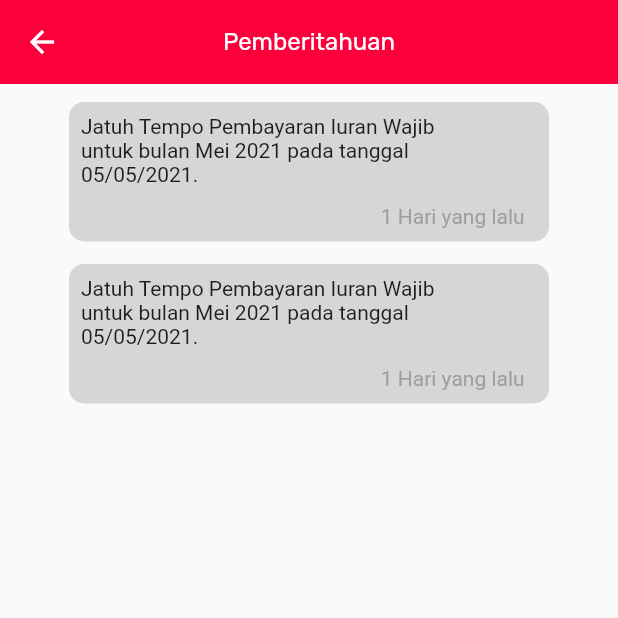
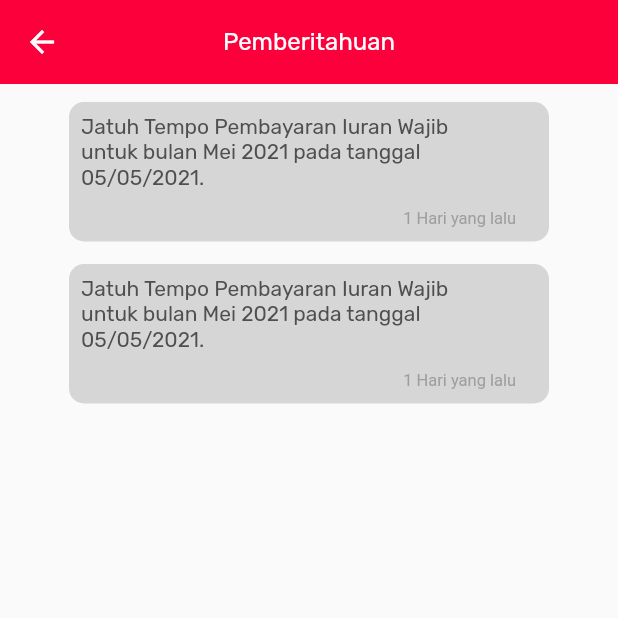
Before and after one commit to f0ursecond/clean_architecture, a Flutter app: the homePage screen opened directly, after a tap on the "notifications" icon, on a phone screen of 412 x 824 dp, the top half of it. Run offline on Flutter 3.47's test engine with Material 2 defaults, Android fonts, the phone set to English and light mode, and no system bars; our stand-ins replace google_fonts.

Commit message:
add notifpage & historytrx 2

```diff
--- a/lib/page/historytrx/historytrx.dart
+++ b/lib/page/historytrx/historytrx.dart
@@ -1,7 +1,5 @@
 import 'package:clean_architecture/widget_global/app_bar.dart';
 import 'package:flutter/material.dart';
-import 'package:flutter/src/widgets/container.dart';
-import 'package:flutter/src/widgets/framework.dart';
 
 class HistoryTrx extends StatefulWidget {
   const HistoryTrx({super.key});
--- a/lib/page/homepage/homepage.dart
+++ b/lib/page/homepage/homepage.dart
@@ -1,4 +1,5 @@
 import 'package:clean_architecture/constant.dart';
+import 'package:clean_architecture/page/historytrx/historytrx.dart';
 import 'package:clean_architecture/page/notifpage/notifpage.dart';
 import 'package:flutter/material.dart';
 import 'package:google_fonts/google_fonts.dart';
@@ -17,7 +18,17 @@ class _homePageState extends State<homePage> {
       appBar: AppBar(
         elevation: 0,
         backgroundColor: kPrimaryColor,
-        leading: const Icon(Icons.menu),
+        leading: IconButton(
+          onPressed: () {
+            Navigator.push(
+              context,
+              MaterialPageRoute(
+                builder: (context) => const HistoryTrx(),
+              ),
+            );
+          },
+          icon: const Icon(Icons.menu),
+        ),
         actions: [
           Padding(
             padding: const EdgeInsets.symmetric(horizontal: 10),
--- a/lib/page/notifpage/notifpage.dart
+++ b/lib/page/notifpage/notifpage.dart
@@ -1,4 +1,4 @@
-import 'package:clean_architecture/page/notifpage/alert.dart';
+import 'package:clean_architecture/page/notifpage/widget/alert.dart';
 import 'package:clean_architecture/widget_global/app_bar.dart';
 import 'package:flutter/material.dart';
 
@@ -21,7 +21,7 @@ class _notifPageState extends State<notifPage> {
         mainAxisAlignment: MainAxisAlignment.center,
         children: [
           Padding(
-            padding: EdgeInsets.all(12.0),
+            padding: const EdgeInsets.all(12.0),
             child: Column(
               children: const [
                 AlertContainer(),
--- a/lib/page/notifpage/alert.dart
+++ b/lib/page/notifpage/widget/alert.dart
@@ -1,6 +1,7 @@
 import 'dart:ui';
 
 import 'package:flutter/material.dart';
+import 'package:google_fonts/google_fonts.dart';
 
 class AlertContainer extends StatelessWidget {
   const AlertContainer({
@@ -35,14 +36,20 @@ class njirContainer extends StatelessWidget {
                   children: [
                     Column(
                       children: [
-                        const Text(
-                            'Jatuh Tempo Pembayaran Iuran Wajib\nuntuk bulan Mei 2021 pada tanggal\n05/05/2021.'),
+                        Text(
+                          'Jatuh Tempo Pembayaran Iuran Wajib\nuntuk bulan Mei 2021 pada tanggal\n05/05/2021.',
+                          style: GoogleFonts.rubik(
+                            fontWeight: FontWeight.w400,
+                            fontSize: 14,
+                            color: const Color(0xFF4F4F4F),
+                          ),
+                        ),
                         const SizedBox(height: 12),
                         Transform(
                           transform: Matrix4.translationValues(130, 0, 0),
                           child: const Text(
                             '1 Hari yang lalu',
-                            style: TextStyle(color: Colors.grey),
+                            style: TextStyle(color: Colors.grey, fontSize: 11),
                           ),
                         ),
                       ],
```
